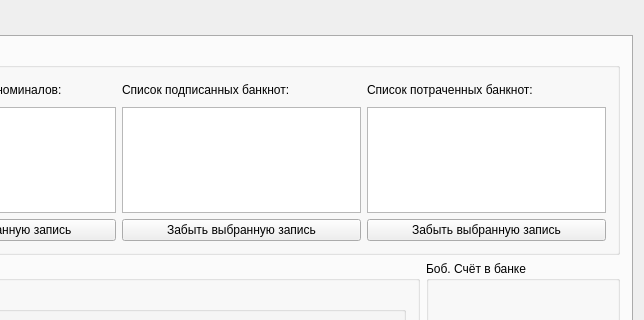
Above: mainwindow.ui from klv-codehub/rsa-cash before the change; both pictures show x 293 to 937 and y 0 to 320 of the 937 by 843 pixel window. Below: the same form after it.
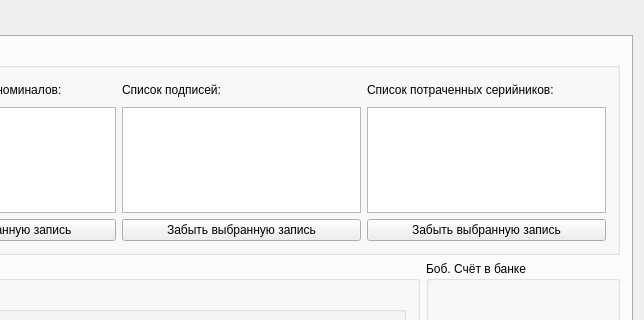
That is the form after the change.

Patch:
```diff
--- a/mainwindow.ui
+++ b/mainwindow.ui
@@ -57,14 +57,14 @@
            <item row="0" column="4">
             <widget class="QLabel" name="label_27">
              <property name="text">
-              <string>Список подписанных банкнот:</string>
+              <string>Список подписей:</string>
              </property>
             </widget>
            </item>
            <item row="0" column="5">
             <widget class="QLabel" name="label_28">
              <property name="text">
-              <string>Список потраченных банкнот:</string>
+              <string>Список потраченных серийников:</string>
              </property>
             </widget>
            </item>
```
